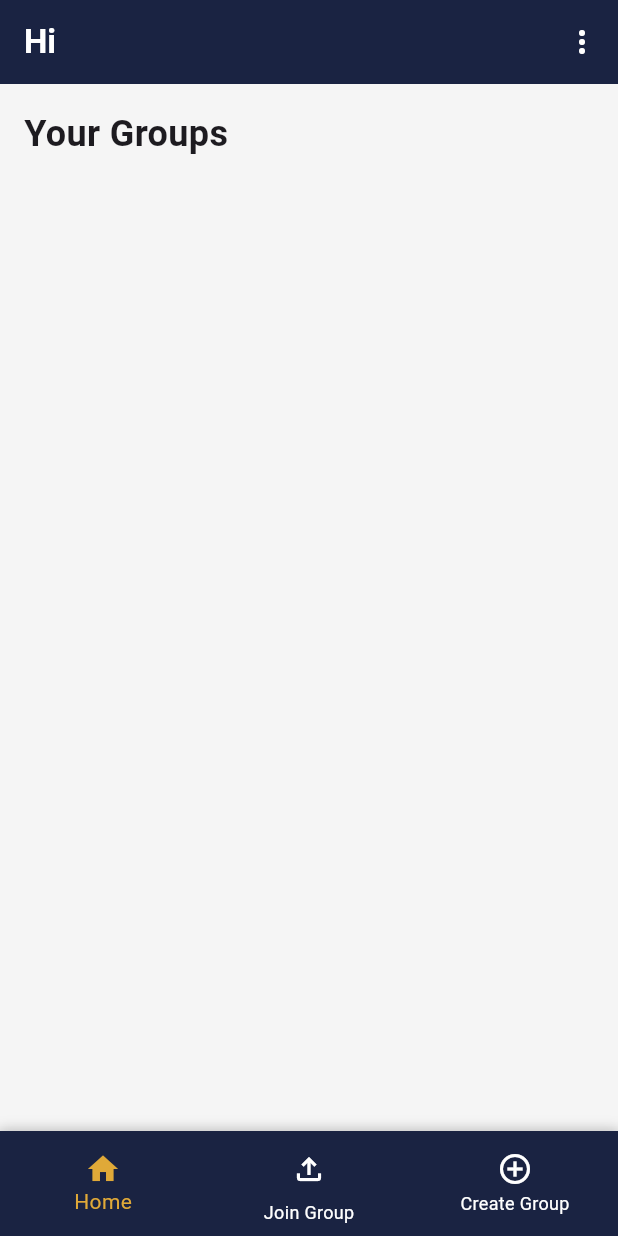
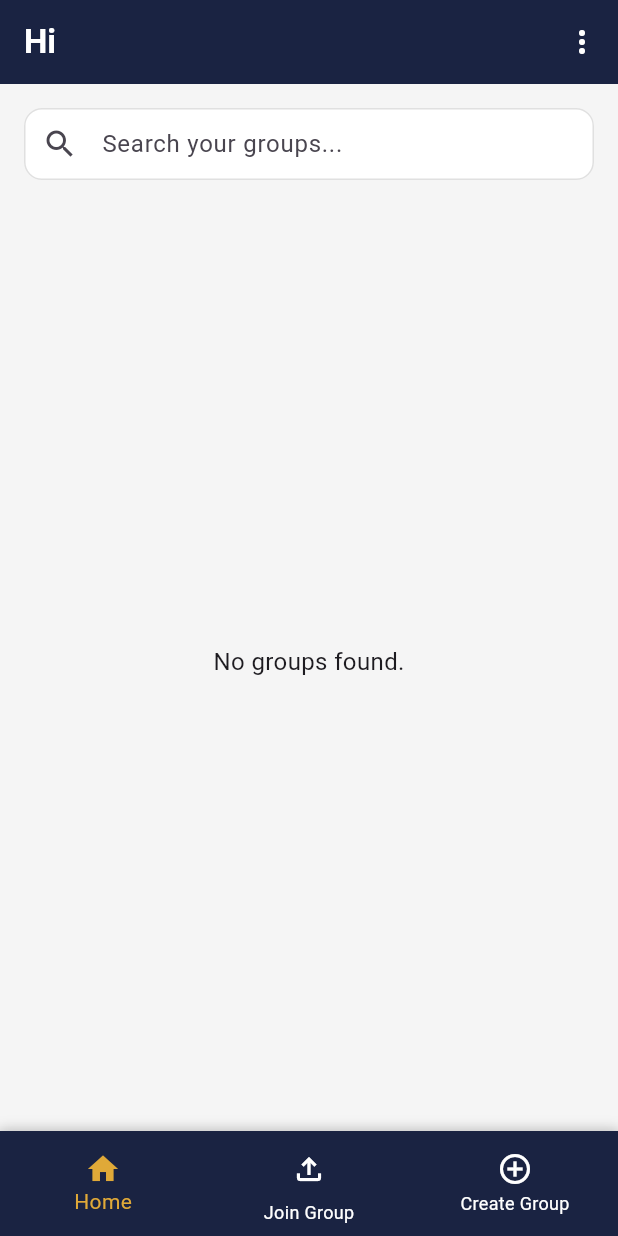
Before and after one commit to RickWijaya/WMP-TDL, a Flutter app: the DashboardPage screen opened directly, on a phone screen of 412 x 824 dp. Run offline on Flutter 3.47's test engine with Material 3 defaults, Android fonts, the phone set to English and light mode, and no system bars; our stand-ins replace cloud_firestore, firebase_auth, firebase_core; accounts and stored records are empty.

Commit message:
Dashboard Last Update

```diff
--- a/lib/dashboard_page.dart
+++ b/lib/dashboard_page.dart
@@ -2,6 +2,7 @@ import 'package:flutter/material.dart';
 import 'package:cloud_firestore/cloud_firestore.dart';
 import 'package:firebase_auth/firebase_auth.dart';
 import 'package:flutter/services.dart';
+
 import 'edit_group_page.dart';
 import 'group_page.dart';
 import 'create_group_page.dart';
@@ -30,6 +31,10 @@ class _DashboardPageState extends State<DashboardPage> {
   final DatabaseService _dbService = DatabaseService();
   final String _uid = FirebaseAuth.instance.currentUser?.uid ?? '';
 
+  final TextEditingController _searchController = TextEditingController();
+  String _searchQuery = '';
+  late Stream<QuerySnapshot> _groupStream;
+
   final Color _navy = const Color(0xFF1A2342);
   final Color _gold = const Color(0xFFE0A938);
 
@@ -40,6 +45,19 @@ class _DashboardPageState extends State<DashboardPage> {
     Colors.orangeAccent,
     Colors.teal,
   ];
+
+  @override
+  void initState() {
+    super.initState();
+    // default: all groups the user joined
+    _groupStream = _dbService.getUserGroups();
+  }
+
+  @override
+  void dispose() {
+    _searchController.dispose();
+    super.dispose();
+  }
 
   String get _displayUserName {
     if (widget.userName != 'User' && widget.userName.trim().isNotEmpty) {
@@ -57,7 +75,7 @@ class _DashboardPageState extends State<DashboardPage> {
         Navigator.pushAndRemoveUntil(
           context,
           AppRoute.fade(
-            JoinGroupPage(),
+            const JoinGroupPage(),
           ),
               (route) => false,
         );
@@ -65,7 +83,7 @@ class _DashboardPageState extends State<DashboardPage> {
         Navigator.pushAndRemoveUntil(
           context,
           AppRoute.fade(
-            CreateGroupPage(),
+            const CreateGroupPage(),
           ),
               (route) => false,
         );
@@ -83,6 +101,13 @@ class _DashboardPageState extends State<DashboardPage> {
       AppRoute.fade(const LoginPage()),
           (route) => false,
     );
+  }
+
+  void _onSearchChanged(String value) {
+    setState(() {
+      _searchQuery = value;
+      _groupStream = _dbService.searchUserGroups(_searchQuery);
+    });
   }
 
   @override
@@ -108,8 +133,8 @@ class _DashboardPageState extends State<DashboardPage> {
                 _handleLogout();
               }
             },
-            itemBuilder: (context) => [
-              const PopupMenuItem<String>(
+            itemBuilder: (context) => const [
+              PopupMenuItem<String>(
                 value: 'logout',
                 child: ListTile(
                   leading: Icon(Icons.logout, color: Colors.red),
@@ -124,14 +149,67 @@ class _DashboardPageState extends State<DashboardPage> {
         ],
       ),
 
-      body: StreamBuilder<QuerySnapshot>(
-        stream: _dbService.getUserGroups(),
+      // ================= BODY =================
+      body: Column(
+        children: [
+          // ---------- SEARCH BAR ----------
+          Padding(
+            padding: const EdgeInsets.fromLTRB(16, 16, 16, 8),
+            child: TextField(
+              controller: _searchController,
+              onChanged: _onSearchChanged,
+              decoration: InputDecoration(
+                hintText: 'Search your groups...',
+                prefixIcon: const Icon(Icons.search),
+                filled: true,
+                fillColor: Colors.white,
+                contentPadding:
+                const EdgeInsets.symmetric(horizontal: 16, vertical: 12),
+                border: OutlineInputBorder(
+                  borderRadius: BorderRadius.circular(12),
+                  borderSide: BorderSide(color: Colors.grey.shade300),
+                ),
+                enabledBorder: OutlineInputBorder(
+                  borderRadius: BorderRadius.circular(12),
+                  borderSide: BorderSide(color: Colors.grey.shade300),
+                ),
+                focusedBorder: OutlineInputBorder(
+                  borderRadius: BorderRadius.circular(12),
+                  borderSide:
+                  BorderSide(color: _navy, width: 1.5),
+                ),
+                suffixIcon: _searchQuery.isNotEmpty
+                    ? IconButton(
+                  icon: const Icon(Icons.clear),
+                  onPressed: () {
+                    _searchController.clear();
+                    _onSearchChanged('');
+                  },
+                )
+                    : null,
+              ),
+            ),
+          ),
+
+          // ---------- GROUP LIST ----------
+          Expanded(
+            child: StreamBuilder<QuerySnapshot>(
+              stream: _groupStream,
               builder: (context, snapshot) {
                 if (snapshot.connectionState == ConnectionState.waiting) {
                   return const Center(child: CircularProgressIndicator());
                 }
 
                 var docs = snapshot.data?.docs ?? [];
+
+                if (docs.isEmpty) {
+                  return const Center(
+                    child: Text(
+                      'No groups found.',
+                      style: TextStyle(fontSize: 16),
+                    ),
+                  );
+                }
 
                 return ListView.builder(
                   padding: const EdgeInsets.all(16.0),
@@ -190,7 +268,11 @@ class _DashboardPageState extends State<DashboardPage> {
                 );
               },
             ),
+          ),
+        ],
+      ),
 
+      // ================= BOTTOM NAV =================
       bottomNavigationBar: Container(
         decoration: BoxDecoration(
           color: _navy,
@@ -241,6 +323,7 @@ class _DashboardPageState extends State<DashboardPage> {
     );
   }
 
+  // ================== CARD BUILDER ==================
   Widget _buildGroupCard(
       BuildContext context,
       String title,
@@ -259,7 +342,6 @@ class _DashboardPageState extends State<DashboardPage> {
             ClassPage(className: title, groupId: groupDocId),
           ),
         );
-
       },
       child: Card(
         margin: const EdgeInsets.only(bottom: 16.0),
--- a/lib/services/database_service.dart
+++ b/lib/services/database_service.dart
@@ -79,6 +79,23 @@ class DatabaseService {
         .snapshots();
   }
 
+  Stream<QuerySnapshot> searchUserGroups(String search) {
+    final String q = search.trim();
+
+    // If empty → just return all groups the user joined
+    if (q.isEmpty) {
+      return getUserGroups();
+    }
+
+    // Firestore prefix search on groupName (requires index)
+    return _db
+        .collection('groups')
+        .where('members', arrayContains: uid)
+        .orderBy('groupName')
+        .startAt([q])
+        .endAt([q + '\uf8ff'])
+        .snapshots();
+  }
   // Kick Member
   Future<void> kickMember(String groupId, String memberId) async {
     await _db.collection('groups').doc(groupId).update({
```
Lines whose indentation alone changed are shown as unchanged.
